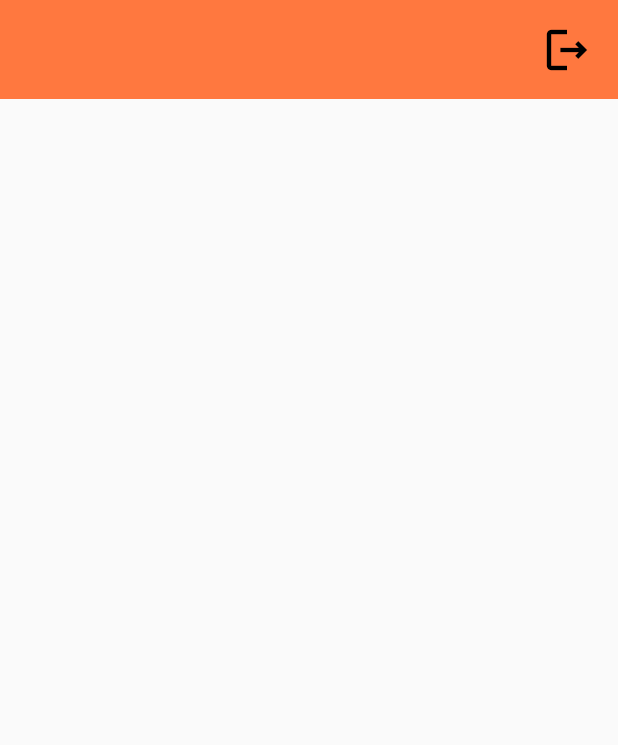
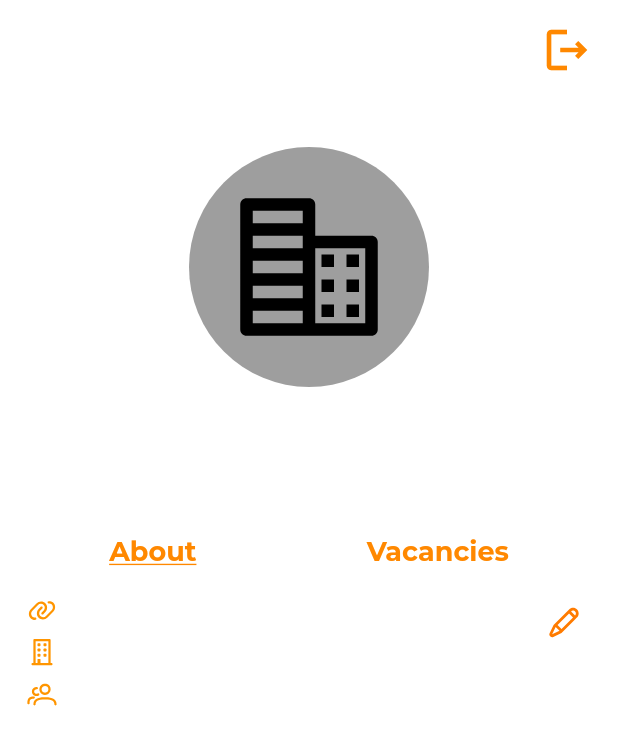
Before and after one commit to Hohrenda/YoJob, a Flutter app: the screen it shows once a user with an empty profile is signed in, on a phone screen of 412 x 824 dp. Shown: the top 745 px of the screen. Run offline on Flutter 3.47's test engine with Material 2 defaults, Android fonts, the phone set to English and light mode, and no system bars; our stand-ins replace cloud_firestore, firebase_auth, firebase_core, flutter_svg, get, google_fonts and 1 more; accounts and stored records are empty.

Commit message:
Populate me screen and add company info

```diff
--- a/lib/models/me/company_model.dart
+++ b/lib/models/me/company_model.dart
@@ -2,6 +2,7 @@ import 'package:cloud_firestore/cloud_firestore.dart';
 
 class CompanyModel {
   CompanyModel({
+    this.companyContactEmail,
     this.companyName,
     this.industryName,
     this.websiteLink,
@@ -9,6 +10,7 @@ class CompanyModel {
     this.companyDescription,
   });
 
+  final String? companyContactEmail;
   final String? companyName;
   final String? industryName;
   final String? websiteLink;
@@ -17,6 +19,7 @@ class CompanyModel {
 
   Map<String, Object?> toJson() {
     return {
+      'companyContactEmail': companyContactEmail,
       'companyName': companyName,
       'industryName': industryName,
       'websiteLink': websiteLink,
@@ -27,6 +30,7 @@ class CompanyModel {
 
   factory CompanyModel.fromJson(Map<String, dynamic> doc, String userId) {
     CompanyModel user = CompanyModel(
+      companyContactEmail: doc['companyContactEmail'],
       companyName: doc['companyName'],
       industryName: doc['industryName'],
       websiteLink: doc['websiteLink'],
@@ -41,6 +45,7 @@ class CompanyModel {
   }
 
   CompanyModel copyWith({
+    String? companyContactEmail,
     String? companyName,
     String? industryName,
     String? websiteLink,
@@ -48,6 +53,7 @@ class CompanyModel {
     String? companyDescription,
   }) {
     return CompanyModel(
+      companyContactEmail: companyContactEmail ?? this.companyContactEmail,
       companyName: companyName ?? this.companyName,
       industryName: industryName ?? this.industryName,
       websiteLink: websiteLink ?? this.websiteLink,
--- a/lib/utils/spacing_utils.dart
+++ b/lib/utils/spacing_utils.dart
@@ -1,17 +1,21 @@
 import 'package:flutter/cupertino.dart';
 
 class SpacingDimens {
+  static const double tiny = 4;
+  static const double xsmall = 8;
   static const double small = 12;
-  static const double regular= 16;
-  static const double medium= 24;
+  static const double regular = 16;
+  static const double medium = 24;
   static const double large = 32;
   static const double xlarge = 42;
   static const double xxlarge = 64;
 
-  static const Widget smallSpacer = SizedBox(height: small,);
-  static const Widget regularSpacer = SizedBox(height: regular,);
-  static const Widget mediumSpacer = SizedBox(height: medium,);
-  static const Widget largeSpacer = SizedBox(height: large,);
-  static const Widget xlargeSpacer = SizedBox(height: xlarge,);
-  static const Widget xxlargeSpacer = SizedBox(height: xxlarge,);
+  static const Widget tinySpacer = SizedBox(height: tiny);
+  static const Widget xsmallSpacer = SizedBox(height: xsmall);
+  static const Widget smallSpacer = SizedBox(height: small);
+  static const Widget regularSpacer = SizedBox(height: regular);
+  static const Widget mediumSpacer = SizedBox(height: medium);
+  static const Widget largeSpacer = SizedBox(height: large);
+  static const Widget xlargeSpacer = SizedBox(height: xlarge);
+  static const Widget xxlargeSpacer = SizedBox(height: xxlarge);
 }
--- a/lib/utils/theme_utils.dart
+++ b/lib/utils/theme_utils.dart
@@ -3,6 +3,7 @@ import 'package:flutter/material.dart';
 abstract class YoJobColors {
   static const Color primaryColor = Color.fromRGBO(255, 136, 0, 1);
   static const Color secondaryColor = Color.fromRGBO(255, 208, 0, 1);
+  static const Color hintColor = Color.fromRGBO(158, 158, 158, 1);
 
   static const Gradient yoJobThemeGradient = LinearGradient(
     colors: [
--- a/lib/views/me/company_edition.dart
+++ b/lib/views/me/company_edition.dart
@@ -82,6 +82,19 @@ class CompanyEdition extends GetWidget<CompanyEditionController> {
                   ),
                   SpacingDimens.smallSpacer,
                   Text(
+                    'Contact email',
+                    style: bodyTheme,
+                  ),
+                  SpacingDimens.smallSpacer,
+                  YoJobTextField(
+                    hintText: 'Enter your company contact email',
+                    controller: c.companyContactEmailController,
+                    inputBorder: borderTheme,
+                    contentPadding: const EdgeInsets.all(8),
+                    validator: InputValidator.emailValidator,
+                  ),
+                  SpacingDimens.smallSpacer,
+                  Text(
                     'Industry',
                     style: bodyTheme,
                   ),
@@ -89,6 +102,9 @@ class CompanyEdition extends GetWidget<CompanyEditionController> {
                   YoJobDropdown(
                     hintText: 'Category...',
                     items: AppConstants.jobCategories,
+                    selectedValue: c.industryNameController.text.isNotEmpty
+                        ? c.industryNameController.text
+                        : null,
                     controller: c.industryNameController,
                     shouldFill: false,
                     validator: InputValidator.presenceValidator,
@@ -115,7 +131,9 @@ class CompanyEdition extends GetWidget<CompanyEditionController> {
                   YoJobDropdown(
                     hintText: 'Select number of Employees',
                     items: AppConstants.numberOfEmployees,
-                    selectedValue: AppConstants.numberOfEmployees.first,
+                    selectedValue: c.employeesCountController.text.isNotEmpty
+                        ? c.employeesCountController.text
+                        : AppConstants.numberOfEmployees.first,
                     controller: c.employeesCountController,
                     borderRadius: 5,
                     validator: InputValidator.presenceValidator,
@@ -146,6 +164,7 @@ class CompanyEdition extends GetWidget<CompanyEditionController> {
                       ),
                     ],
                   ),
+                  SpacingDimens.xxlargeSpacer,
                 ],
               ),
             ),
--- a/lib/views/me/company_edition_controller.dart
+++ b/lib/views/me/company_edition_controller.dart
@@ -6,6 +6,8 @@ import 'package:get/get.dart';
 class CompanyEditionController extends GetxController {
   final CompanyManager _companyManager = Get.find();
   final TextEditingController companyNameController = TextEditingController();
+  final TextEditingController companyContactEmailController =
+      TextEditingController();
   final TextEditingController industryNameController = TextEditingController();
   final TextEditingController websiteLinkController = TextEditingController();
   final TextEditingController employeesCountController =
@@ -20,27 +22,51 @@ class CompanyEditionController extends GetxController {
 
   CompanyModel? get companyInfo => _companyManager.currentCompanyInfo();
 
+  @override
+  void onInit() {
+    if (companyInfo != null) {
+      companyNameController.text = companyInfo?.companyName ?? '';
+      companyContactEmailController.text =
+          companyInfo?.companyContactEmail ?? '';
+      industryNameController.text = companyInfo?.industryName ?? '';
+      websiteLinkController.text = companyInfo?.websiteLink ?? '';
+      employeesCountController.text = companyInfo?.employeesCount ?? '';
+      companyDescriptionController.text = companyInfo?.companyDescription ?? '';
+    }
+    super.onInit();
+  }
+
   void updateCompanyInfo() {
     autoValidateMode.value = AutovalidateMode.always;
 
     if (formKey.currentState!.validate()) {
-      _companyManager.addCompanyInfo(
+      _companyManager
+          .addCompanyInfo(
         CompanyModel(
           companyName: companyNameController.text,
           industryName: industryNameController.text,
           websiteLink: websiteLinkController.text,
           employeesCount: employeesCountController.text,
           companyDescription: companyDescriptionController.text,
+          companyContactEmail: companyContactEmailController.text,
         ),
-      );
+      )
+          .then((_) {
+        if (_companyManager.currentCompanyInfo() != null) {
+          Get.back();
+        }
+      });
     }
   }
 
   @override
   void onClose() {
     companyNameController.dispose();
+    companyContactEmailController.dispose();
     websiteLinkController.dispose();
+    industryNameController.dispose();
     companyDescriptionController.dispose();
+    employeesCountController.dispose();
     super.onClose();
   }
 }
--- a/lib/views/me/me.dart
+++ b/lib/views/me/me.dart
@@ -1,5 +1,9 @@
+import 'package:YoJob/utils/spacing_utils.dart';
+import 'package:YoJob/utils/theme_utils.dart';
+import 'package:YoJob/views/me/me_company_info.dart';
 import 'package:YoJob/views/me/me_controller.dart';
 import 'package:flutter/material.dart';
+import 'package:flutter_svg/flutter_svg.dart';
 import 'package:get/get.dart';
 import 'package:google_fonts/google_fonts.dart';
 
@@ -11,6 +15,7 @@ class Me extends GetWidget<MeController> {
   @override
   Widget build(BuildContext context) {
     return Scaffold(
+      backgroundColor: Colors.white,
       appBar: AppBar(
         elevation: 0.0,
         toolbarHeight: 66.0,
@@ -20,20 +25,114 @@ class Me extends GetWidget<MeController> {
             child: IconButton(
               icon: const Icon(
                 Icons.logout_outlined,
-                color: Colors.black,
+                color: YoJobColors.primaryColor,
                 size: 36.0,
               ),
               onPressed: c.logout,
             ),
           )
         ],
-        centerTitle: true,
-        backgroundColor: const Color.fromRGBO(255, 120, 63, 1),
-        titleTextStyle: GoogleFonts.montserrat(
-          color: Colors.black,
-          fontSize: 32.0,
-          fontWeight: FontWeight.bold,
-        ),
+        backgroundColor: Colors.white,
+      ),
+      body: Obx(
+        () {
+          if (c.isLoading()) {
+            return const Center(
+              child: Padding(
+                padding: EdgeInsets.only(
+                  top: 0,
+                ),
+                child: CircularProgressIndicator(
+                  color: YoJobColors.primaryColor,
+                ),
+              ),
+            );
+          }
+
+          return Padding(
+            padding: const EdgeInsets.symmetric(
+              horizontal: SpacingDimens.regular,
+            ),
+            child: SingleChildScrollView(
+              child: Column(
+                children: <Widget>[
+                  SpacingDimens.largeSpacer,
+                  CircleAvatar(
+                    radius: 80,
+                    backgroundColor: YoJobColors.hintColor,
+                    child: SvgPicture.asset(
+                      'lib/assets/company_icon.svg',
+                      color: Colors.black,
+                    ),
+                  ),
+                  SpacingDimens.largeSpacer,
+                  Center(
+                    child: Text(
+                      c.companyInfo?.companyName ?? '',
+                      style: GoogleFonts.montserrat(
+                        color: Colors.black,
+                        fontSize: 18,
+                        fontWeight: FontWeight.w700,
+                      ),
+                    ),
+                  ),
+                  SpacingDimens.tinySpacer,
+                  Center(
+                    child: Text(
+                      c.companyInfo?.companyContactEmail ?? '',
+                      style: GoogleFonts.montserrat(
+                        color: YoJobColors.hintColor,
+                        fontSize: 14,
+                        fontWeight: FontWeight.w500,
+                      ),
+                    ),
+                  ),
+                  SpacingDimens.mediumSpacer,
+                  Row(
+                    mainAxisAlignment: MainAxisAlignment.spaceAround,
+                    children: <Widget>[
+                      InkWell(
+                        onTap: () {
+                          c.selectedTab.value = 1;
+                        },
+                        child: Text(
+                          'About',
+                          style: GoogleFonts.montserrat(
+                            color: YoJobColors.primaryColor,
+                            fontSize: 18,
+                            fontWeight: FontWeight.w700,
+                            decoration: c.selectedTab() == 1
+                                ? TextDecoration.underline
+                                : null,
+                          ),
+                        ),
+                      ),
+                      InkWell(
+                        onTap: () {
+                          c.selectedTab.value = 2;
+                        },
+                        child: Text(
+                          'Vacancies',
+                          style: GoogleFonts.montserrat(
+                            color: YoJobColors.primaryColor,
+                            fontSize: 18,
+                            fontWeight: FontWeight.w700,
+                            decoration: c.selectedTab() == 2
+                                ? TextDecoration.underline
+                                : null,
+                          ),
+                        ),
+                      ),
+                    ],
+                  ),
+                  SpacingDimens.regularSpacer,
+                  if (c.selectedTab() == 1) MeCompanyInfo(),
+                  if (c.selectedTab() == 2) Text('22222222222222222222'),
+                ],
+              ),
+            ),
+          );
+        },
       ),
     );
   }
--- /dev/null
+++ b/lib/views/me/me_company_info.dart
@@ -0,0 +1,98 @@
+import 'package:YoJob/paths.dart';
+import 'package:YoJob/utils/spacing_utils.dart';
+import 'package:YoJob/utils/theme_utils.dart';
+import 'package:YoJob/views/me/me_controller.dart';
+import 'package:flutter/material.dart';
+import 'package:flutter_svg/flutter_svg.dart';
+import 'package:get/get.dart';
+import 'package:google_fonts/google_fonts.dart';
+
+class MeCompanyInfo extends StatelessWidget {
+  MeCompanyInfo({Key? key}) : super(key: key);
+
+  final MeController controller = Get.find();
+
+  @override
+  Widget build(BuildContext context) {
+    return Column(
+      children: <Widget>[
+        Row(
+          crossAxisAlignment: CrossAxisAlignment.start,
+          children: <Widget>[
+            Flexible(
+              child: Column(
+                crossAxisAlignment: CrossAxisAlignment.start,
+                children: <Widget>[
+                  Row(
+                    children: <Widget>[
+                      SvgPicture.asset('lib/assets/link_icon.svg'),
+                      SpacingDimens.tinySpacer,
+                      Text(
+                        controller.companyInfo?.websiteLink ?? '',
+                        style: GoogleFonts.montserrat(
+                          color: YoJobColors.secondaryColor,
+                          fontSize: 14,
+                          fontWeight: FontWeight.w400,
+                        ),
+                      ),
+                    ],
+                  ),
+                  SpacingDimens.tinySpacer,
+                  Row(
+                    children: <Widget>[
+                      SvgPicture.asset('lib/assets/building_icon.svg'),
+                      SpacingDimens.tinySpacer,
+                      Flexible(
+                        child: Text(
+                          controller.companyInfo?.industryName ?? '',
+                          style: GoogleFonts.montserrat(
+                            color: Colors.black,
+                            fontSize: 14,
+                            fontWeight: FontWeight.w400,
+                          ),
+                          maxLines: 2,
+                        ),
+                      ),
+                    ],
+                  ),
+                  SpacingDimens.tinySpacer,
+                  Row(
+                    children: <Widget>[
+                      SvgPicture.asset('lib/assets/employees_icon.svg'),
+                      SpacingDimens.tinySpacer,
+                      Text(
+                        controller.companyInfo?.employeesCount ?? '',
+                        style: GoogleFonts.montserrat(
+                          color: Colors.black,
+                          fontSize: 14,
+                          fontWeight: FontWeight.w400,
+                        ),
+                      ),
+                    ],
+                  ),
+                ],
+              ),
+            ),
+            SpacingDimens.xsmallSpacer,
+            InkWell(
+              onTap: () => Get.toNamed(AuthPaths.companyEdition),
+              child: Padding(
+                padding: const EdgeInsets.all(8.0),
+                child: SvgPicture.asset('lib/assets/pencil_icon.svg'),
+              ),
+            ),
+          ],
+        ),
+        SpacingDimens.smallSpacer,
+        Text(
+          controller.companyInfo?.companyDescription ?? '',
+          style: GoogleFonts.montserrat(
+            color: Colors.black,
+            fontSize: 16,
+            fontWeight: FontWeight.w400,
+          ),
+        ),
+      ],
+    );
+  }
+}
--- a/lib/views/me/me_controller.dart
+++ b/lib/views/me/me_controller.dart
@@ -8,6 +8,7 @@ class MeController extends GetxController {
   final AuthManager _authManager = Get.find();
   final CompanyManager _companyManager = Get.find();
   final RxBool isLoading = false.obs;
+  final RxInt selectedTab = 1.obs;
 
   CompanyModel? get companyInfo => _companyManager.currentCompanyInfo();
 
--- a/pubspec.yaml
+++ b/pubspec.yaml
@@ -37,3 +37,8 @@ flutter:
     - lib/assets/google_logo.svg
     - lib/assets/email_icon.svg
     - lib/assets/key_icon.svg
+    - lib/assets/building_icon.svg
+    - lib/assets/employees_icon.svg
+    - lib/assets/link_icon.svg
+    - lib/assets/pencil_icon.svg
+    - lib/assets/company_icon.svg
```
Also changed, not shown: lib/assets/building_icon.svg (added), lib/assets/company_icon.svg (added), lib/assets/employees_icon.svg (added), lib/assets/link_icon.svg (added), lib/assets/pencil_icon.svg (added).
